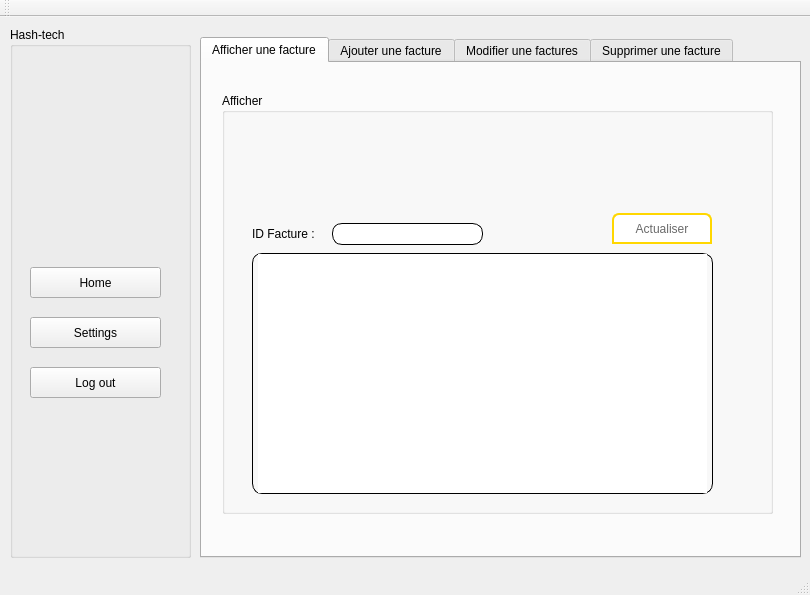
Above: mainwindow.ui from Doniasarsar/Projet_CPP before the change. Below: the same form after it.
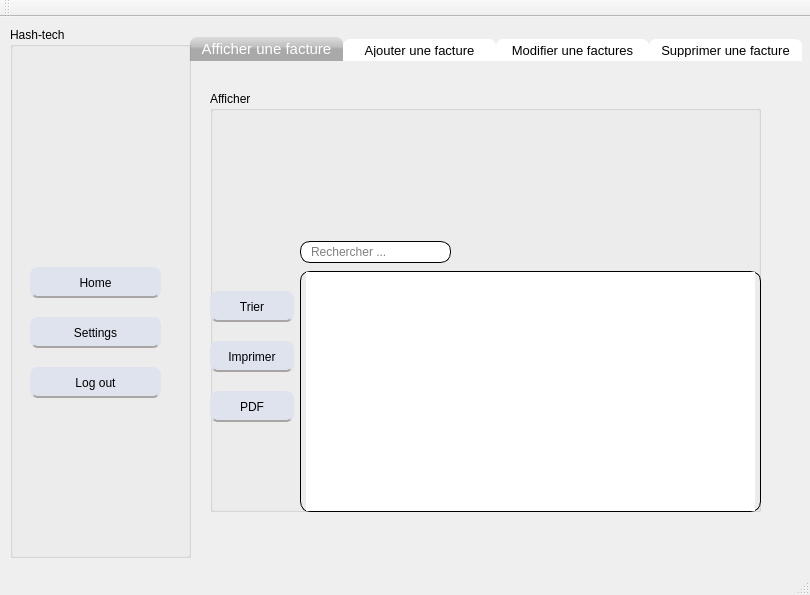
That is the form after the change. The open tabs and pages were chosen to show the change.

The edit to the form file:
```diff
--- a/mainwindow.ui
+++ b/mainwindow.ui
@@ -17,15 +17,53 @@
    <widget class="QTabWidget" name="tabWidget">
     <property name="geometry">
      <rect>
-      <x>200</x>
+      <x>190</x>
       <y>20</y>
-      <width>601</width>
+      <width>621</width>
       <height>521</height>
      </rect>
     </property>
     <property name="toolTip">
      <string>&lt;html&gt;&lt;head/&gt;&lt;body&gt;&lt;p&gt;&lt;br/&gt;&lt;/p&gt;&lt;/body&gt;&lt;/html&gt;</string>
     </property>
+    <property name="styleSheet">
+     <string notr="true">#QWidget {
+
+}
+QTabWidget::pane { /* The tab widget frame */
+border-top: 5px  ;
+}
+QTabWidget::tab-bar {
+left: 0px; /* move to the right by 5px */
+}
+/* Style the tab using the tab sub-control. Note that it reads QTabBar _not_ QTabWidget */
+QTabBar::tab {
+background: #FFFFFF;
+border: 2px  ;
+border-bottom-color: ; /* same as the pane color */
+border-top-left-radius: 7px;
+border-top-right-radius: 7px;
+min-width: 145px;
+padding: 4px;
+color: black;
+font-size:13px;
+font-family:Arial, Helvetica, sans-serif;
+}
+QTabBar::tab:selected, QTabBar::tab:hover {
+background: qlineargradient(x1: 0, y1: 0, x2: 0, y2: 1, stop: 0 #DCDCDC, stop: 0.4 #C0C0C0, stop: 0.5 #A9A9A9, stop: 1.0 #A9A9A9);
+}
+QTabBar::tab:selected {
+border-color: #9B9B9B;
+border-bottom-color: #FFD700; /* same as pane color */
+color: #FFFFFF;
+font-size:15px;
+font-family:Arial, Helvetica, sans-serif;
+}
+QTabBar::tab:!selected {
+margin-top: 2px; /* make non-selected tabs look smaller */
+
+}</string>
+    </property>
     <property name="currentIndex">
      <number>0</number>
     </property>
@@ -51,8 +89,8 @@
        </property>
        <property name="geometry">
         <rect>
-         <x>30</x>
-         <y>160</y>
+         <x>90</x>
+         <y>180</y>
          <width>461</width>
          <height>241</height>
         </rect>
@@ -80,9 +118,9 @@
        </property>
        <property name="geometry">
         <rect>
-         <x>390</x>
-         <y>120</y>
-         <width>100</width>
+         <x>0</x>
+         <y>200</y>
+         <width>84</width>
          <height>31</height>
         </rect>
        </property>
@@ -96,16 +134,18 @@
        </property>
        <property name="styleSheet">
         <string notr="true">QPushButton {
-background: #FFFFFF;
-border: 2px solid #FFD700;
-border-bottom-color: #FFD700; /* same as the pane color */
+background: #dfe3ee;
+border: 2px solid #dfe3ee;
+border-bottom-color: #aaa5a5; /* same as the pane color */
 border-top-left-radius: 7px;
 border-top-right-radius: 7px;
 min-width: 80px;
-padding: 8px;
-color: #696969;
+border-radius: 8px;
+color: black;
 font-size:12px;
 font-family:Arial, Helvetica, sans-serif;
+
+
 }
 QPushButton:hover {
 color:#fff;
@@ -115,14 +155,14 @@
 </string>
        </property>
        <property name="text">
-        <string>Actualiser</string>
+        <string>Trier</string>
        </property>
       </widget>
       <widget class="QLabel" name="label_10">
        <property name="geometry">
         <rect>
-         <x>210</x>
-         <y>30</y>
+         <x>230</x>
+         <y>40</y>
          <width>161</width>
          <height>81</height>
         </rect>
@@ -134,8 +174,8 @@
       <widget class="QLineEdit" name="lineEdit">
        <property name="geometry">
         <rect>
-         <x>110</x>
-         <y>130</y>
+         <x>90</x>
+         <y>150</y>
          <width>151</width>
          <height>22</height>
         </rect>
@@ -153,18 +193,102 @@
        <property name="text">
         <string/>
        </property>
+       <property name="placeholderText">
+        <string>Rechercher ...</string>
+       </property>
       </widget>
-      <widget class="QLabel" name="label_11">
+      <widget class="QPushButton" name="pdf">
+       <property name="enabled">
+        <bool>true</bool>
+       </property>
        <property name="geometry">
         <rect>
-         <x>30</x>
-         <y>125</y>
-         <width>71</width>
+         <x>0</x>
+         <y>300</y>
+         <width>84</width>
          <height>31</height>
         </rect>
        </property>
+       <property name="font">
+        <font>
+         <family>Arial</family>
+         <pointsize>-1</pointsize>
+         <weight>50</weight>
+         <bold>false</bold>
+        </font>
+       </property>
+       <property name="styleSheet">
+        <string notr="true">QPushButton {
+background: #dfe3ee;
+border: 2px solid #dfe3ee;
+border-bottom-color: #aaa5a5; /* same as the pane color */
+border-top-left-radius: 7px;
+border-top-right-radius: 7px;
+min-width: 80px;
+border-radius: 8px;
+color: black;
+font-size:12px;
+font-family:Arial, Helvetica, sans-serif;
+
+
+}
+QPushButton:hover {
+color:#fff;
+background:#8b9dc3;
+border: none;
+
+}
+</string>
+       </property>
        <property name="text">
-        <string>ID Facture :</string>
+        <string>PDF</string>
+       </property>
+      </widget>
+      <widget class="QPushButton" name="impr">
+       <property name="enabled">
+        <bool>true</bool>
+       </property>
+       <property name="geometry">
+        <rect>
+         <x>0</x>
+         <y>250</y>
+         <width>84</width>
+         <height>31</height>
+        </rect>
+       </property>
+       <property name="font">
+        <font>
+         <family>Arial</family>
+         <pointsize>-1</pointsize>
+         <weight>50</weight>
+         <bold>false</bold>
+        </font>
+       </property>
+       <property name="styleSheet">
+        <string notr="true">QPushButton {
+background: #dfe3ee;
+border: 2px solid #dfe3ee;
+border-bottom-color: #aaa5a5; /* same as the pane color */
+border-top-left-radius: 7px;
+border-top-right-radius: 7px;
+min-width: 80px;
+border-radius: 8px;
+color: black;
+font-size:12px;
+font-family:Arial, Helvetica, sans-serif;
+
+
+}
+QPushButton:hover {
+color:#fff;
+background:#8b9dc3;
+border: none;
+
+}
+</string>
+       </property>
+       <property name="text">
+        <string>Imprimer</string>
        </property>
       </widget>
      </widget>
@@ -604,6 +728,29 @@
        <height>31</height>
       </rect>
      </property>
+     <property name="styleSheet">
+      <string notr="true">QToolButton {
+background: #dfe3ee;
+border: 2px solid #dfe3ee;
+border-bottom-color: #aaa5a5; /* same as the pane color */
+border-top-left-radius: 7px;
+border-top-right-radius: 7px;
+min-width: 80px;
+border-radius: 8px;
+color: black;
+font-size:12px;
+font-family:Arial, Helvetica, sans-serif;
+
+
+}
+QToolButton:hover {
+color:#fff;
+background:#8b9dc3;
+border: none;
+
+}
+</string>
+     </property>
      <property name="text">
       <string>Home</string>
      </property>
@@ -617,6 +764,29 @@
        <height>31</height>
       </rect>
      </property>
+     <property name="styleSheet">
+      <string notr="true">QToolButton {
+background: #dfe3ee;
+border: 2px solid #dfe3ee;
+border-bottom-color: #aaa5a5; /* same as the pane color */
+border-top-left-radius: 7px;
+border-top-right-radius: 7px;
+min-width: 80px;
+border-radius: 8px;
+color: black;
+font-size:12px;
+font-family:Arial, Helvetica, sans-serif;
+
+
+}
+QToolButton:hover {
+color:#fff;
+background:#8b9dc3;
+border: none;
+
+}
+</string>
+     </property>
      <property name="text">
       <string>Log out</string>
      </property>
@@ -630,6 +800,29 @@
        <height>31</height>
       </rect>
      </property>
+     <property name="styleSheet">
+      <string notr="true">QToolButton {
+background: #dfe3ee;
+border: 2px solid #dfe3ee;
+border-bottom-color: #aaa5a5; /* same as the pane color */
+border-top-left-radius: 7px;
+border-top-right-radius: 7px;
+min-width: 80px;
+border-radius: 8px;
+color: black;
+font-size:12px;
+font-family:Arial, Helvetica, sans-serif;
+
+
+}
+QToolButton:hover {
+color:#fff;
+background:#8b9dc3;
+border: none;
+
+}
+</string>
+     </property>
      <property name="text">
       <string>Settings</string>
      </property>
```
Left out of the diff: 128 changed lines with no effect on the pictures.
